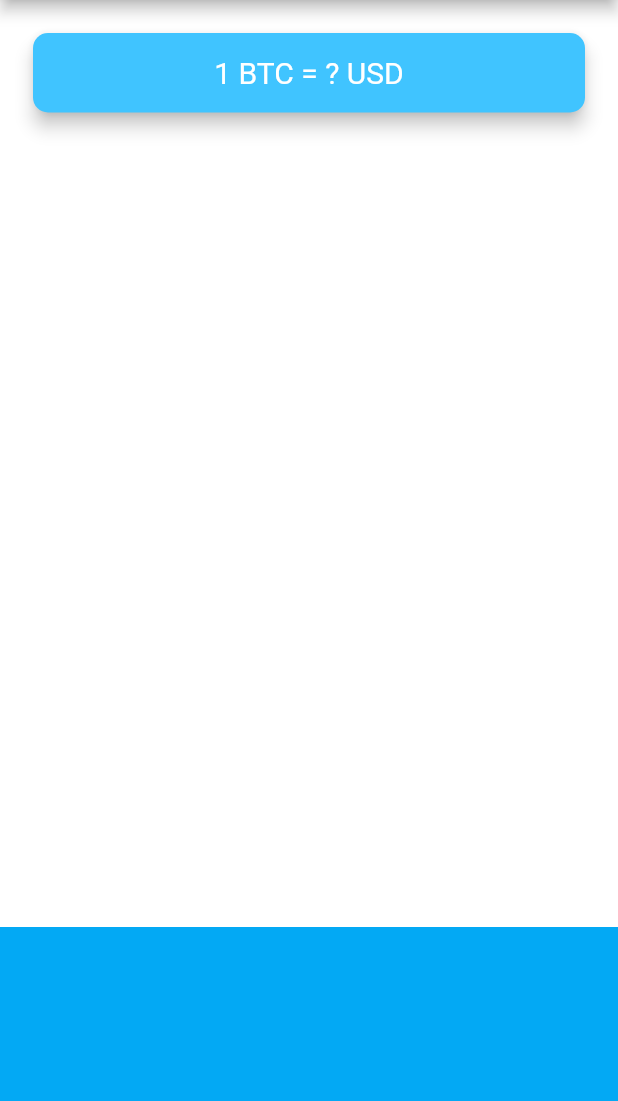
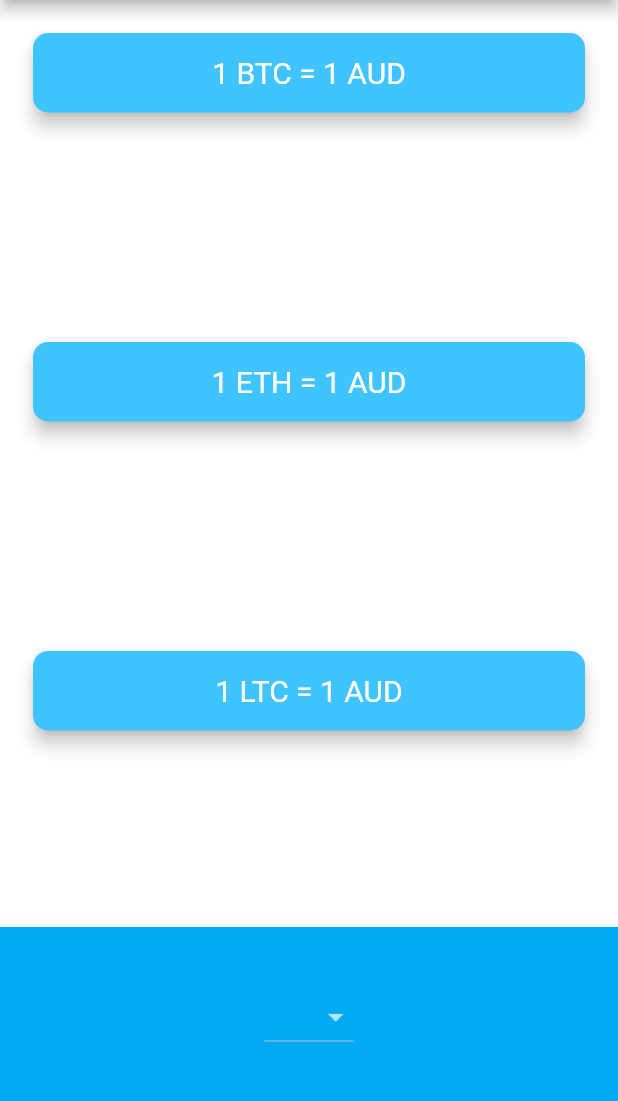
Before and after one commit to tomoya55/flutter-bootcamp, a Flutter app: the screen it shows after launch, on a phone screen of 412 x 824 dp, the part 84-1185 px from its top. Run offline on Flutter 3.47's test engine with Material 2 defaults, Android fonts, the phone set to English and light mode, and no system bars; our stand-ins replace flutter_spinkit, font_awesome_flutter, geolocator, rflutter_alert; network calls fail.

Commit message:
Update multiple rates at one

```diff
--- a/projects/bitcoin-ticker-flutter-master/lib/price_screen.dart
+++ b/projects/bitcoin-ticker-flutter-master/lib/price_screen.dart
@@ -1,4 +1,7 @@
 import 'package:flutter/material.dart';
+import 'package:flutter/cupertino.dart';
+import 'package:bitcoin_ticker/coin_data.dart';
+import 'dart:io' show Platform;
 
 class PriceScreen extends StatefulWidget {
   @override
@@ -6,6 +9,64 @@ class PriceScreen extends StatefulWidget {
 }
 
 class _PriceScreenState extends State<PriceScreen> {
+  CoinData c = CoinData();
+  List<String> bases = ['BTC', 'ETH', 'LTC'];
+  String selected = currenciesList[0];
+  dynamic data;
+  List<String> rates = ['1', '1', '1'];
+
+  Widget getDropdownButton() {
+    return DropdownButton<String>(
+      items: currenciesList
+          .map(
+            (cur) => DropdownMenuItem(child: Text(cur), value: cur),
+          )
+          .toList(),
+      onChanged: (val) {
+        setState(() {
+          selected = val;
+          loadData();
+        });
+      },
+    );
+  }
+
+  Widget getiOSPicker() {
+    return CupertinoPicker(
+      backgroundColor: Colors.lightBlue,
+      itemExtent: 32.0,
+      onSelectedItemChanged: (idx) {
+        setState(() {
+          selected = currenciesList[idx];
+          loadData();
+        });
+      },
+      children: currenciesList.map<Text>((cur) => Text(cur)).toList(),
+    );
+  }
+
+  @override
+  void initState() {
+    super.initState();
+    loadData();
+  }
+
+  void loadData() async {
+    data = await c.getCoinData(bases, selected);
+    setState(() {
+      data['rates'].forEach((e) {
+        var idx = bases.indexOf(e['asset_id_quote']);
+        if (idx != -1) {
+          if (e['rate'] is int) {
+            rates[idx] = e['rate'].toString();
+          } else {
+            rates[idx] = (e['rate'] as double).toStringAsFixed(2);
+          }
+        }
+      });
+    });
+  }
+
   @override
   Widget build(BuildContext context) {
     return Scaffold(
@@ -15,8 +76,10 @@ class _PriceScreenState extends State<PriceScreen> {
       body: Column(
         mainAxisAlignment: MainAxisAlignment.spaceBetween,
         crossAxisAlignment: CrossAxisAlignment.stretch,
-        children: <Widget>[
-          Padding(
+        children: [
+          ...bases.map((b) {
+            var idx = bases.indexOf(b);
+            return Padding(
               padding: EdgeInsets.fromLTRB(18.0, 18.0, 18.0, 0),
               child: Card(
                 color: Colors.lightBlueAccent,
@@ -25,9 +88,10 @@ class _PriceScreenState extends State<PriceScreen> {
                   borderRadius: BorderRadius.circular(10.0),
                 ),
                 child: Padding(
-                padding: EdgeInsets.symmetric(vertical: 15.0, horizontal: 28.0),
+                  padding:
+                      EdgeInsets.symmetric(vertical: 15.0, horizontal: 28.0),
                   child: Text(
-                  '1 BTC = ? USD',
+                    '1 ${bases[idx]} = ${rates[idx]} $selected',
                     textAlign: TextAlign.center,
                     style: TextStyle(
                       fontSize: 20.0,
@@ -36,13 +100,14 @@ class _PriceScreenState extends State<PriceScreen> {
                   ),
                 ),
               ),
-          ),
+            );
+          }),
           Container(
             height: 150.0,
             alignment: Alignment.center,
             padding: EdgeInsets.only(bottom: 30.0),
             color: Colors.lightBlue,
-            child: null,
+            child: Platform.isIOS ? getiOSPicker() : getDropdownButton(),
           ),
         ],
       ),
--- a/projects/bitcoin-ticker-flutter-master/pubspec.yaml
+++ b/projects/bitcoin-ticker-flutter-master/pubspec.yaml
@@ -3,18 +3,19 @@ description: A new Flutter application.
 version: 1.0.0+1
 
 environment:
-  sdk: ">=2.1.0 <3.0.0"
+  sdk: ">=2.6.0 <3.0.0"
 
 dependencies:
   flutter:
     sdk: flutter
 
   cupertino_icons: ^0.1.2
+  http: ^0.12.1
+  flutter_spinkit: "^4.1.2"
 
 dev_dependencies:
   flutter_test:
     sdk: flutter
 
 flutter:
-
   uses-material-design: true
```
Also changed, not shown: projects/bitcoin-ticker-flutter-master/lib/coin_data.dart (+17 -1 lines), projects/bitcoin-ticker-flutter-master/pubspec.lock, 5 other files. Lines whose indentation alone changed are shown as unchanged.
